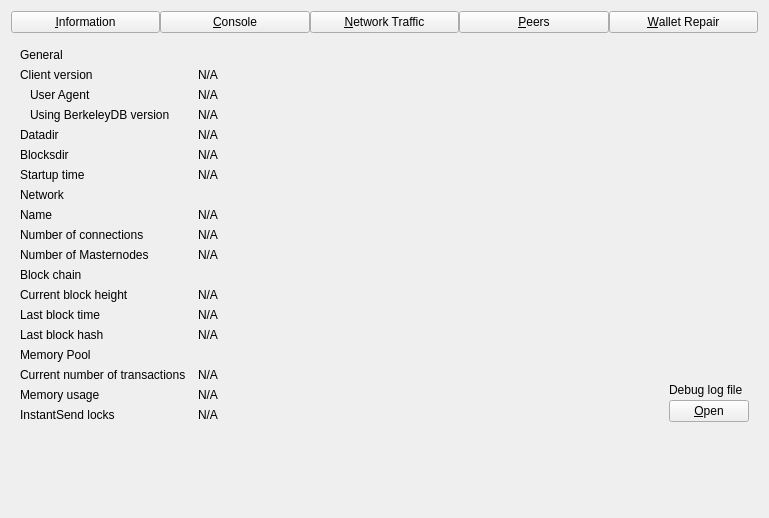
Qt form src/qt/forms/debugwindow.ui (dashpay/dash) before a commit.
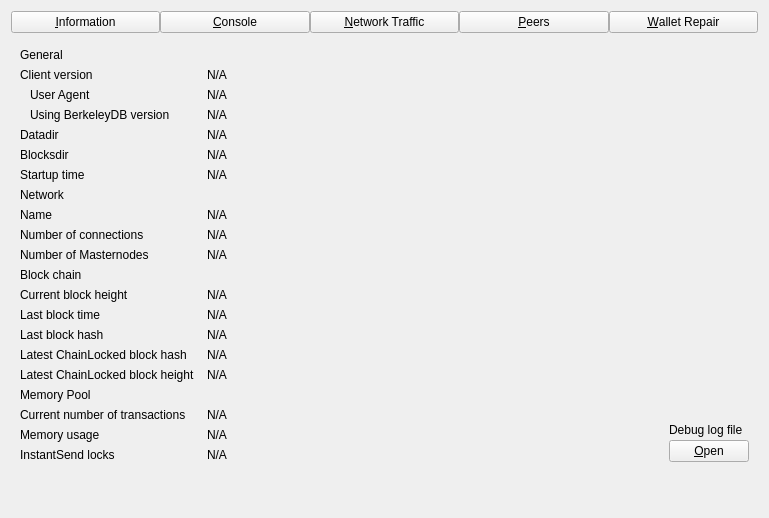
The same form after that commit. Custom widgets are drawn as their Qt base class.

Commit message: Add Chainlock Height/Block info to Debug Window

```diff
--- a/src/qt/forms/debugwindow.ui
+++ b/src/qt/forms/debugwindow.ui
@@ -406,20 +406,66 @@
         </widget>
        </item>
        <item row="15" column="0">
+        <widget class="QLabel" name="bestChainLockHashLabel">
+         <property name="text">
+          <string>Latest ChainLocked block hash</string>
+         </property>
+        </widget>
+       </item>
+       <item row="15" column="1">
+        <widget class="QLabel" name="bestChainLockHash">
+         <property name="cursor">
+          <cursorShape>IBeamCursor</cursorShape>
+         </property>
+         <property name="text">
+          <string>N/A</string>
+         </property>
+         <property name="textFormat">
+          <enum>Qt::PlainText</enum>
+         </property>
+         <property name="textInteractionFlags">
+          <set>Qt::LinksAccessibleByMouse|Qt::TextSelectableByKeyboard|Qt::TextSelectableByMouse</set>
+         </property>
+        </widget>
+       </item>
+       <item row="16" column="0">
+        <widget class="QLabel" name="bestChainLockHeightLabel">
+         <property name="text">
+          <string>Latest ChainLocked block height</string>
+         </property>
+        </widget>
+       </item>
+       <item row="16" column="1">
+        <widget class="QLabel" name="bestChainLockHeight">
+         <property name="cursor">
+          <cursorShape>IBeamCursor</cursorShape>
+         </property>
+         <property name="text">
+          <string>N/A</string>
+         </property>
+         <property name="textFormat">
+          <enum>Qt::PlainText</enum>
+         </property>
+         <property name="textInteractionFlags">
+          <set>Qt::LinksAccessibleByMouse|Qt::TextSelectableByKeyboard|Qt::TextSelectableByMouse</set>
+         </property>
+        </widget>
+       </item>
+       <item row="17" column="0">
         <widget class="QLabel" name="labelMempoolTitle">
          <property name="text">
           <string>Memory Pool</string>
          </property>
         </widget>
        </item>
-       <item row="16" column="0">
+       <item row="18" column="0">
         <widget class="QLabel" name="labelNumberOfTransactions">
          <property name="text">
           <string>Current number of transactions</string>
          </property>
         </widget>
        </item>
-       <item row="16" column="1">
+       <item row="18" column="1">
         <widget class="QLabel" name="mempoolNumberTxs">
          <property name="cursor">
           <cursorShape>IBeamCursor</cursorShape>
@@ -435,14 +481,14 @@
          </property>
         </widget>
        </item>
-       <item row="17" column="0">
+       <item row="19" column="0">
         <widget class="QLabel" name="labelMemoryUsage">
          <property name="text">
           <string>Memory usage</string>
          </property>
         </widget>
        </item>
-       <item row="17" column="1">
+       <item row="19" column="1">
         <widget class="QLabel" name="mempoolSize">
          <property name="cursor">
           <cursorShape>IBeamCursor</cursorShape>
@@ -458,7 +504,7 @@
          </property>
         </widget>
        </item>
-       <item row="16" column="2" rowspan="3">
+       <item row="18" column="2" rowspan="3">
         <layout class="QVBoxLayout" name="verticalLayoutDebugButton">
          <property name="spacing">
           <number>3</number>
@@ -498,14 +544,14 @@
          </item>
         </layout>
        </item>
-       <item row="18" column="0">
+       <item row="20" column="0">
         <widget class="QLabel" name="labelInstantSendLockCount">
          <property name="text">
           <string>InstantSend locks</string>
          </property>
         </widget>
        </item>
-       <item row="18" column="1">
+       <item row="20" column="1">
         <widget class="QLabel" name="instantSendLockCount">
          <property name="cursor">
           <cursorShape>IBeamCursor</cursorShape>
@@ -521,7 +567,7 @@
          </property>
         </widget>
        </item>
-       <item row="19" column="0">
+       <item row="21" column="0">
         <spacer name="verticalSpacer">
          <property name="orientation">
           <enum>Qt::Vertical</enum>
```
The commit also changes 9 other files.
